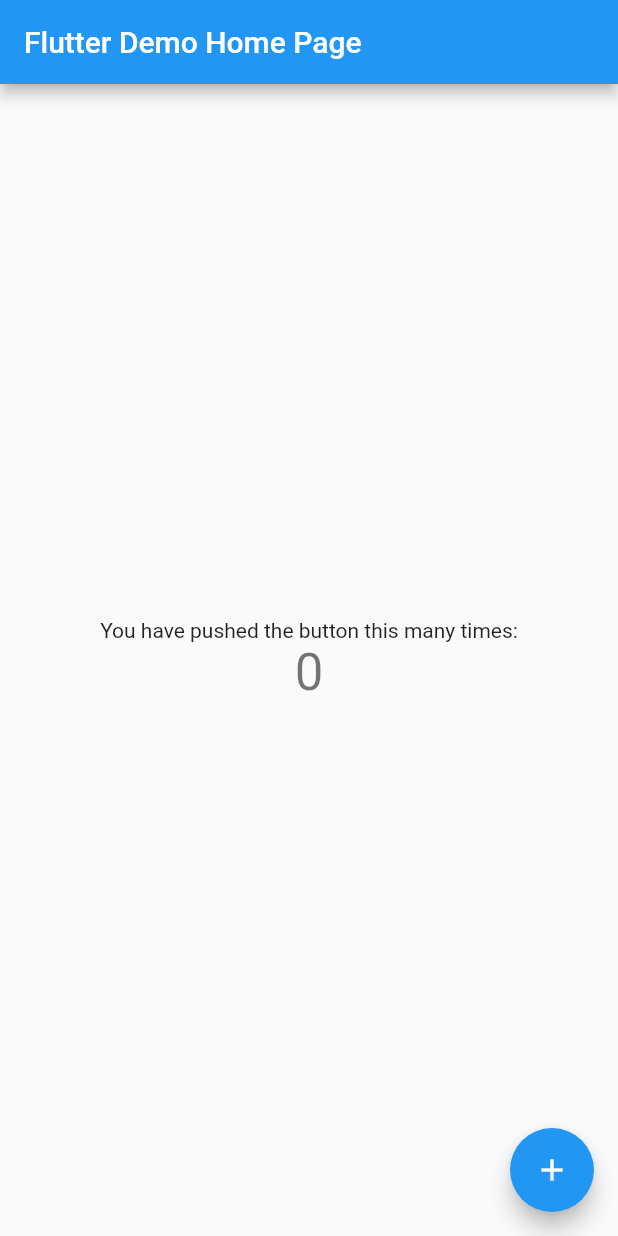
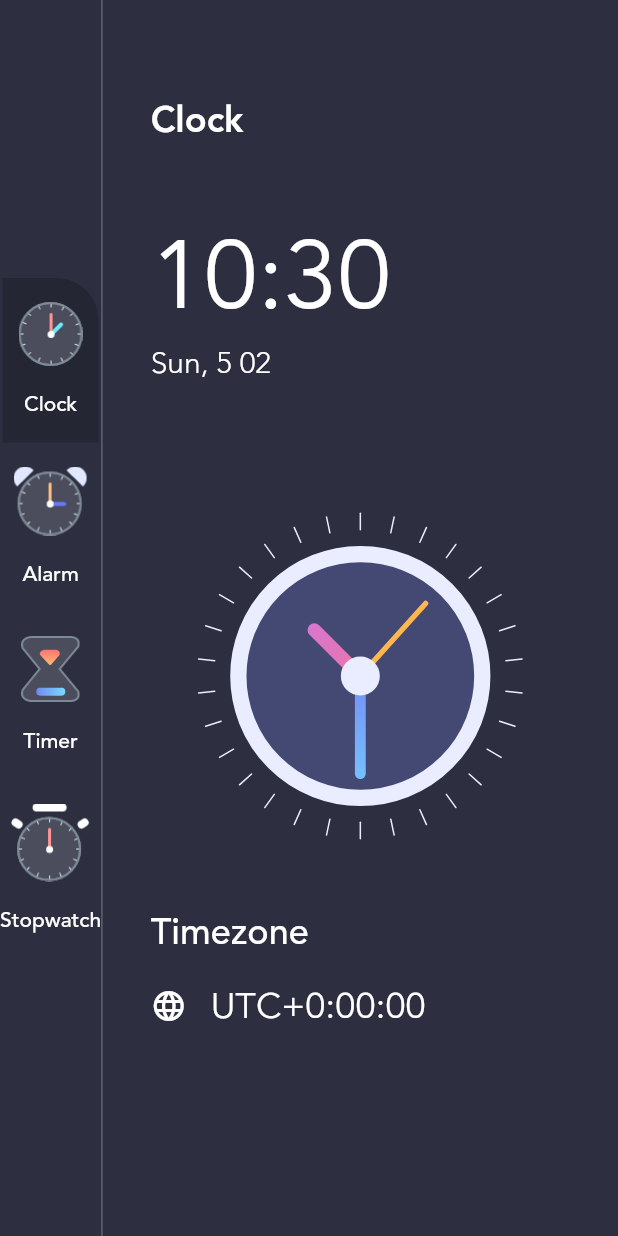
Before and after one commit to PratikJH153/ClockApp, a Flutter app: the screen it shows after launch, on a phone screen of 412 x 824 dp. Run offline on Flutter 3.47's test engine with Material 2 defaults, Android fonts, the phone set to English and light mode, and no system bars.

Commit message:
Clock page completed

```diff
--- /dev/null
+++ b/lib/data/data.dart
@@ -0,0 +1,26 @@
+import 'package:clockapp/helpers/enums.dart';
+
+import 'menu_info.dart';
+
+List<MenuInfo> menuItems = [
+  MenuInfo(
+    menuType: MenuType.clock,
+    title: "Clock",
+    imageSource: "assets/clock_icon.png",
+  ),
+  MenuInfo(
+    menuType: MenuType.alarm,
+    title: "Alarm",
+    imageSource: "assets/alarm_icon.png",
+  ),
+  MenuInfo(
+    menuType: MenuType.timer,
+    title: "Timer",
+    imageSource: "assets/timer_icon.png",
+  ),
+  MenuInfo(
+    menuType: MenuType.stopwatch,
+    title: "Stopwatch",
+    imageSource: "assets/stopwatch_icon.png",
+  ),
+];
--- /dev/null
+++ b/lib/data/menu_info.dart
@@ -0,0 +1,22 @@
+import 'package:clockapp/helpers/enums.dart';
+import 'package:flutter/material.dart';
+
+class MenuInfo extends ChangeNotifier {
+  MenuType menuType;
+  String? title;
+  String? imageSource;
+
+  MenuInfo({
+    required this.menuType,
+    this.title,
+    this.imageSource,
+  });
+
+  updateMenu(MenuInfo menuInfo) {
+    menuType = menuInfo.menuType;
+    title = menuInfo.title;
+    imageSource = menuInfo.imageSource;
+
+    notifyListeners();
+  }
+}
--- /dev/null
+++ b/lib/helpers/enums.dart
@@ -0,0 +1,6 @@
+enum MenuType {
+  clock,
+  alarm,
+  timer,
+  stopwatch,
+}
--- a/lib/main.dart
+++ b/lib/main.dart
@@ -1,4 +1,8 @@
+import 'package:clockapp/data/menu_info.dart';
+import 'package:clockapp/helpers/enums.dart';
+import 'package:clockapp/screens/home_page.dart';
 import 'package:flutter/material.dart';
+import 'package:provider/provider.dart';
 
 void main() {
   runApp(const MyApp());
@@ -7,109 +11,32 @@ void main() {
 class MyApp extends StatelessWidget {
   const MyApp({super.key});
 
-  // This widget is the root of your application.
   @override
   Widget build(BuildContext context) {
     return MaterialApp(
-      title: 'Flutter Demo',
-      theme: ThemeData(
-        // This is the theme of your application.
-        //
-        // Try running your application with "flutter run". You'll see the
-        // application has a blue toolbar. Then, without quitting the app, try
-        // changing the primarySwatch below to Colors.green and then invoke
-        // "hot reload" (press "r" in the console where you ran "flutter run",
-        // or simply save your changes to "hot reload" in a Flutter IDE).
-        // Notice that the counter didn't reset back to zero; the application
-        // is not restarted.
-        primarySwatch: Colors.blue,
+      debugShowCheckedModeBanner: true,
+      title: "ClockApp",
+      theme: ThemeData.dark().copyWith(
+        useMaterial3: true,
+        scaffoldBackgroundColor: const Color(0xFF2D2F41),
+        primaryColor: Colors.blue,
+        visualDensity: VisualDensity.adaptivePlatformDensity,
       ),
-      home: const MyHomePage(title: 'Flutter Demo Home Page'),
+      onUnknownRoute: (settings) => MaterialPageRoute(
+        builder: (ctx) => const Scaffold(
+          body: Center(
+            child: Text("404 Not Found"),
+          ),
+        ),
+      ),
+      home: ChangeNotifierProvider<MenuInfo>(
+        create: (context) => MenuInfo(menuType: MenuType.clock),
+        child: const HomePage(),
+      ),
+      // initialRoute: HomePage.routeID,
+      routes: {
+        HomePage.routeID: (context) => const HomePage(),
+      },
     );
   }
 }
-
-class MyHomePage extends StatefulWidget {
-  const MyHomePage({super.key, required this.title});
-
-  // This widget is the home page of your application. It is stateful, meaning
-  // that it has a State object (defined below) that contains fields that affect
-  // how it looks.
-
-  // This class is the configuration for the state. It holds the values (in this
-  // case the title) provided by the parent (in this case the App widget) and
-  // used by the build method of the State. Fields in a Widget subclass are
-  // always marked "final".
-
-  final String title;
-
-  @override
-  State<MyHomePage> createState() => _MyHomePageState();
-}
-
-class _MyHomePageState extends State<MyHomePage> {
-  int _counter = 0;
-
-  void _incrementCounter() {
-    setState(() {
-      // This call to setState tells the Flutter framework that something has
-      // changed in this State, which causes it to rerun the build method below
-      // so that the display can reflect the updated values. If we changed
-      // _counter without calling setState(), then the build method would not be
-      // called again, and so nothing would appear to happen.
-      _counter++;
-    });
-  }
-
-  @override
-  Widget build(BuildContext context) {
-    // This method is rerun every time setState is called, for instance as done
-    // by the _incrementCounter method above.
-    //
-    // The Flutter framework has been optimized to make rerunning build methods
-    // fast, so that you can just rebuild anything that needs updating rather
-    // than having to individually change instances of widgets.
-    return Scaffold(
-      appBar: AppBar(
-        // Here we take the value from the MyHomePage object that was created by
-        // the App.build method, and use it to set our appbar title.
-        title: Text(widget.title),
-      ),
-      body: Center(
-        // Center is a layout widget. It takes a single child and positions it
-        // in the middle of the parent.
-        child: Column(
-          // Column is also a layout widget. It takes a list of children and
-          // arranges them vertically. By default, it sizes itself to fit its
-          // children horizontally, and tries to be as tall as its parent.
-          //
-          // Invoke "debug painting" (press "p" in the console, choose the
-          // "Toggle Debug Paint" action from the Flutter Inspector in Android
-          // Studio, or the "Toggle Debug Paint" command in Visual Studio Code)
-          // to see the wireframe for each widget.
-          //
-          // Column has various properties to control how it sizes itself and
-          // how it positions its children. Here we use mainAxisAlignment to
-          // center the children vertically; the main axis here is the vertical
-          // axis because Columns are vertical (the cross axis would be
-          // horizontal).
-          mainAxisAlignment: MainAxisAlignment.center,
-          children: <Widget>[
-            const Text(
-              'You have pushed the button this many times:',
-            ),
-            Text(
-              '$_counter',
-              style: Theme.of(context).textTheme.headlineMedium,
-            ),
-          ],
-        ),
-      ),
-      floatingActionButton: FloatingActionButton(
-        onPressed: _incrementCounter,
-        tooltip: 'Increment',
-        child: const Icon(Icons.add),
-      ), // This trailing comma makes auto-formatting nicer for build methods.
-    );
-  }
-}
--- /dev/null
+++ b/lib/screens/home_page.dart
@@ -0,0 +1,201 @@
+import 'package:clockapp/data/data.dart';
+import 'package:clockapp/data/menu_info.dart';
+import 'package:clockapp/helpers/enums.dart';
+import 'package:clockapp/theme/theme_data.dart';
+import "package:flutter/material.dart";
+import 'package:intl/intl.dart';
+import 'package:provider/provider.dart';
+import '../views/clock_view.dart';
+
+class HomePage extends StatefulWidget {
+  static const routeID = "/homepage";
+  const HomePage({super.key});
+
+  @override
+  State<HomePage> createState() => _HomePageState();
+}
+
+class _HomePageState extends State<HomePage> {
+  @override
+  Widget build(BuildContext context) {
+    var now = DateTime.now();
+    var formattedTime = DateFormat("HH:mm").format(now);
+    var formattedDate = DateFormat("EEE, d MM").format(now);
+    var timezoneString = now.timeZoneOffset.toString().split(".").first;
+    var offsetSign = "";
+    if (!timezoneString.startsWith("-")) {
+      offsetSign = "+";
+    }
+
+    return Scaffold(
+      body: Row(
+        children: [
+          Column(
+            mainAxisAlignment: MainAxisAlignment.center,
+            children: menuItems.map((e) => buildMenuButton(e)).toList(),
+          ),
+          const VerticalDivider(
+            color: Colors.white24,
+            width: 1,
+          ),
+          Expanded(
+            child: Consumer<MenuInfo>(
+              builder: (BuildContext context, MenuInfo value, child) {
+                if (value.menuType != MenuType.clock) return Container();
+                return Container(
+                  alignment: Alignment.center,
+                  padding: const EdgeInsets.symmetric(
+                    horizontal: 32,
+                    vertical: 64,
+                  ),
+                  child: Column(
+                    crossAxisAlignment: CrossAxisAlignment.start,
+                    children: [
+                      const Flexible(
+                        flex: 1,
+                        fit: FlexFit.tight,
+                        child: Text(
+                          "Clock",
+                          style: TextStyle(
+                            fontSize: 24,
+                            color: Colors.white,
+                            fontFamily: "avenir",
+                            fontWeight: FontWeight.w700,
+                          ),
+                        ),
+                      ),
+                      Flexible(
+                        flex: 2,
+                        child: Column(
+                          crossAxisAlignment: CrossAxisAlignment.start,
+                          children: [
+                            Text(
+                              formattedTime,
+                              style: const TextStyle(
+                                fontSize: 64,
+                                color: Colors.white,
+                                fontFamily: "avenir",
+                              ),
+                            ),
+                            Text(
+                              formattedDate,
+                              style: const TextStyle(
+                                fontSize: 20,
+                                fontFamily: "avenir",
+                                color: Colors.white,
+                                fontWeight: FontWeight.w300,
+                              ),
+                            ),
+                          ],
+                        ),
+                      ),
+                      Flexible(
+                        flex: 4,
+                        fit: FlexFit.tight,
+                        child: Align(
+                          alignment: Alignment.center,
+                          child: ClockView(
+                            size: MediaQuery.of(context).size.height / 3.8,
+                          ),
+                        ),
+                      ),
+                      Flexible(
+                        flex: 2,
+                        fit: FlexFit.tight,
+                        child: Column(
+                          crossAxisAlignment: CrossAxisAlignment.start,
+                          children: [
+                            const Text(
+                              "Timezone",
+                              style: TextStyle(
+                                fontSize: 24,
+                                color: Colors.white,
+                                fontWeight: FontWeight.w500,
+                                fontFamily: "avenir",
+                              ),
+                            ),
+                            const SizedBox(
+                              height: 16,
+                            ),
+                            Row(
+                              children: [
+                                const Icon(Icons.language),
+                                const SizedBox(
+                                  width: 16,
+                                ),
+                                Text(
+                                  "UTC$offsetSign$timezoneString",
+                                  style: const TextStyle(
+                                    fontSize: 24,
+                                    fontFamily: "avenir",
+                                    color: Colors.white,
+                                  ),
+                                ),
+                              ],
+                            ),
+                          ],
+                        ),
+                      ),
+                    ],
+                  ),
+                );
+              },
+            ),
+          ),
+        ],
+      ),
+    );
+  }
+
+  Widget buildMenuButton(MenuInfo currentMenuInfo) {
+    return Consumer<MenuInfo>(
+      builder: (
+        BuildContext context,
+        MenuInfo value,
+        Widget? child,
+      ) {
+        return TextButton(
+          style: TextButton.styleFrom(
+            padding: const EdgeInsets.symmetric(
+              vertical: 16.0,
+            ),
+            shape: const RoundedRectangleBorder(
+              borderRadius: BorderRadius.only(
+                topRight: Radius.circular(28),
+              ),
+            ),
+            backgroundColor: currentMenuInfo.menuType == value.menuType
+                ? CustomColors.menuBackgroundColor
+                : Colors.transparent,
+          ),
+          onPressed: () {
+            var menuInfo = Provider.of<MenuInfo>(
+              context,
+              listen: false,
+            );
+            menuInfo.updateMenu(currentMenuInfo);
+          },
+          child: Column(
+            children: [
+              Image.asset(
+                currentMenuInfo.imageSource!,
+                scale: 1.5,
+              ),
+              const SizedBox(
+                height: 16,
+              ),
+              Text(
+                currentMenuInfo.title!,
+                style: const TextStyle(
+                  color: Colors.white,
+                  fontFamily: "avenir",
+                  fontSize: 14,
+                ),
+              )
+            ],
+          ),
+        );
+      },
+    );
+  }
+}
--- /dev/null
+++ b/lib/theme/theme_data.dart
@@ -0,0 +1,37 @@
+import 'package:flutter/material.dart';
+
+class CustomColors {
+  static Color primaryTextColor = Colors.white;
+  static Color dividerColor = Colors.white54;
+  static Color pageBackgroundColor = const Color(0xFF2D2F41);
+  static Color menuBackgroundColor = const Color(0xFF242634);
+
+  static Color clockBG = const Color(0xFF444974);
+  static Color clockOutline = const Color(0xFFEAECFF);
+  static Color? secHandColor = Colors.orange[300];
+  static Color minHandStatColor = const Color(0xFF748EF6);
+  static Color minHandEndColor = const Color(0xFF77DDFF);
+  static Color hourHandStatColor = const Color(0xFFC279FB);
+  static Color hourHandEndColor = const Color(0xFFEA74AB);
+}
+
+class GradientColors {
+  final List<Color> colors;
+  GradientColors(this.colors);
+
+  static List<Color> sky = const [Color(0xFF6448FE), Color(0xFF5FC6FF)];
+  static List<Color> sunset = const [Color(0xFFFE6197), Color(0xFFFFB463)];
+  static List<Color> sea = const [Color(0xFF61A3FE), Color(0xFF63FFD5)];
+  static List<Color> mango = const [Color(0xFFFFA738), Color(0xFFFFE130)];
+  static List<Color> fire = const [Color(0xFFFF5DCD), Color(0xFFFF8484)];
+}
+
+class GradientTemplate {
+  static List<GradientColors> gradientTemplate = [
+    GradientColors(GradientColors.sky),
+    GradientColors(GradientColors.sunset),
+    GradientColors(GradientColors.sea),
+    GradientColors(GradientColors.mango),
+    GradientColors(GradientColors.fire),
+  ];
+}
--- /dev/null
+++ b/lib/views/clock_view.dart
@@ -0,0 +1,143 @@
+import 'dart:async';
+
+import 'package:flutter/material.dart';
+import 'dart:math';
+
+class ClockView extends StatefulWidget {
+  final double size;
+  const ClockView({
+    required this.size,
+    super.key,
+  });
+
+  @override
+  State<ClockView> createState() => _ClockViewState();
+}
+
+class _ClockViewState extends State<ClockView> {
+  @override
+  void initState() {
+    Timer.periodic(const Duration(seconds: 1), (timer) {
+      setState(() {});
+    });
+    super.initState();
+  }
+
+  @override
+  void dispose() {
+    super.dispose();
+  }
+
+  @override
+  Widget build(BuildContext context) {
+    return SizedBox(
+      width: widget.size,
+      height: widget.size,
+      child: Transform.rotate(
+        angle: -pi / 2,
+        child: CustomPaint(
+          painter: ClockPainter(),
+        ),
+      ),
+    );
+  }
+}
+
+class ClockPainter extends CustomPainter {
+  DateTime dateTime = DateTime.now();
+
+  @override
+  void paint(Canvas canvas, Size size) {
+    var centerX = size.width / 2;
+    var centerY = size.height / 2;
+    var center = Offset(centerX, centerY);
+    var radius = min(centerX, centerY);
+
+    var fillBrush = Paint()..color = const Color(0xFF444974);
+
+    var outlineBrush = Paint()
+      ..color = const Color(0xFFEAECFF)
+      ..style = PaintingStyle.stroke
+      ..strokeWidth = size.width / 20;
+
+    var centerFillBrush = Paint()..color = const Color(0xFFEAECFF);
+
+    var secHandBrush = Paint()
+      ..color = Colors.orange[300]!
+      ..style = PaintingStyle.stroke
+      ..strokeCap = StrokeCap.round
+      ..strokeWidth = size.width / 60;
+
+    var minHandBrush = Paint()
+      ..shader =
+          const RadialGradient(colors: [Color(0xFF748EF6), Color(0xFF77DDFF)])
+              .createShader(
+        Rect.fromCircle(
+          center: center,
+          radius: radius,
+        ),
+      )
+      ..strokeCap = StrokeCap.round
+      ..style = PaintingStyle.stroke
+      ..strokeWidth = size.width / 30;
+
+    var hourHandBrush = Paint()
+      ..shader =
+          const RadialGradient(colors: [Color(0xFFEA74AB), Color(0xFFC279FB)])
+              .createShader(
+        Rect.fromCircle(
+          center: center,
+          radius: radius,
+        ),
+      )
+      ..strokeCap = StrokeCap.round
+      ..style = PaintingStyle.stroke
+      ..strokeWidth = size.width / 24;
+
+    var dashBrush = Paint()
+      ..color = const Color(0xFFEAECFF)
+      ..style = PaintingStyle.stroke
+      ..strokeCap = StrokeCap.round
+      ..strokeWidth = 1;
+
+    canvas.drawCircle(center, radius * 0.75, fillBrush);
+    canvas.drawCircle(center, radius * 0.75, outlineBrush);
+
+    var hourHandX = centerX +
+        radius *
+            0.4 *
+            cos((dateTime.hour * 30 + dateTime.minute * 0.5) * pi / 180);
+    var hourHandY = centerX +
+        radius *
+            0.4 *
+            sin((dateTime.hour * 30 + dateTime.minute * 0.5) * pi / 180);
+    canvas.drawLine(center, Offset(hourHandX, hourHandY), hourHandBrush);
+
+    var minHandX = centerX + radius * 0.6 * cos(dateTime.minute * 6 * pi / 180);
+    var minHandY = centerX + radius * 0.6 * sin(dateTime.minute * 6 * pi / 180);
+    canvas.drawLine(center, Offset(minHandX, minHandY), minHandBrush);
+
+    var secHandX = centerX + radius * 0.6 * cos(dateTime.second * 6 * pi / 180);
+    var secHandY = centerX + radius * 0.6 * sin(dateTime.second * 6 * pi / 180);
+
+    canvas.drawLine(center, Offset(secHandX, secHandY), secHandBrush);
+
+    canvas.drawCircle(center, radius * 0.12, centerFillBrush);
+
+    var outerCircleRadius = radius;
+    var innerCircleRadius = radius * 0.9;
+    for (double i = 0; i < 360; i += 12) {
+      var x1 = centerX + outerCircleRadius * cos(i * pi / 180);
+      var y1 = centerX + outerCircleRadius * sin(i * pi / 180);
+
+      var x2 = centerX + innerCircleRadius * cos(i * pi / 180);
+      var y2 = centerX + innerCircleRadius * sin(i * pi / 180);
+      canvas.drawLine(Offset(x1, y1), Offset(x2, y2), dashBrush);
+    }
+  }
+
+  @override
+  bool shouldRepaint(covariant CustomPainter oldDelegate) {
+    return true;
+  }
+}
```
Also changed, not shown: pubspec.yaml (+15 -66 lines), assets/add_alarm.png (added), assets/alarm_icon.png (added), assets/clock_icon.png (added), assets/fonts/Avenir-Book.ttf (added), assets/fonts/Avenir-Heavy.ttf (added), assets/fonts/Avenir-Light.ttf (added), assets/fonts/Avenir-Medium.ttf (added), assets/stopwatch_icon.png (added), assets/timer_icon.png (added), pubspec.lock.
